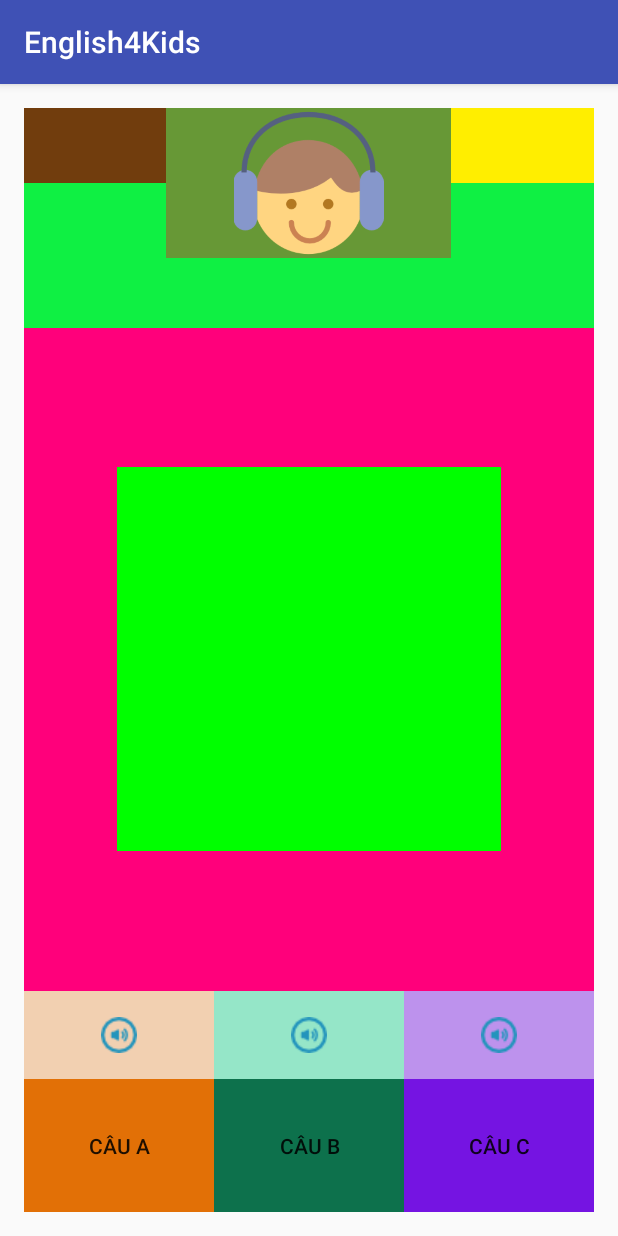
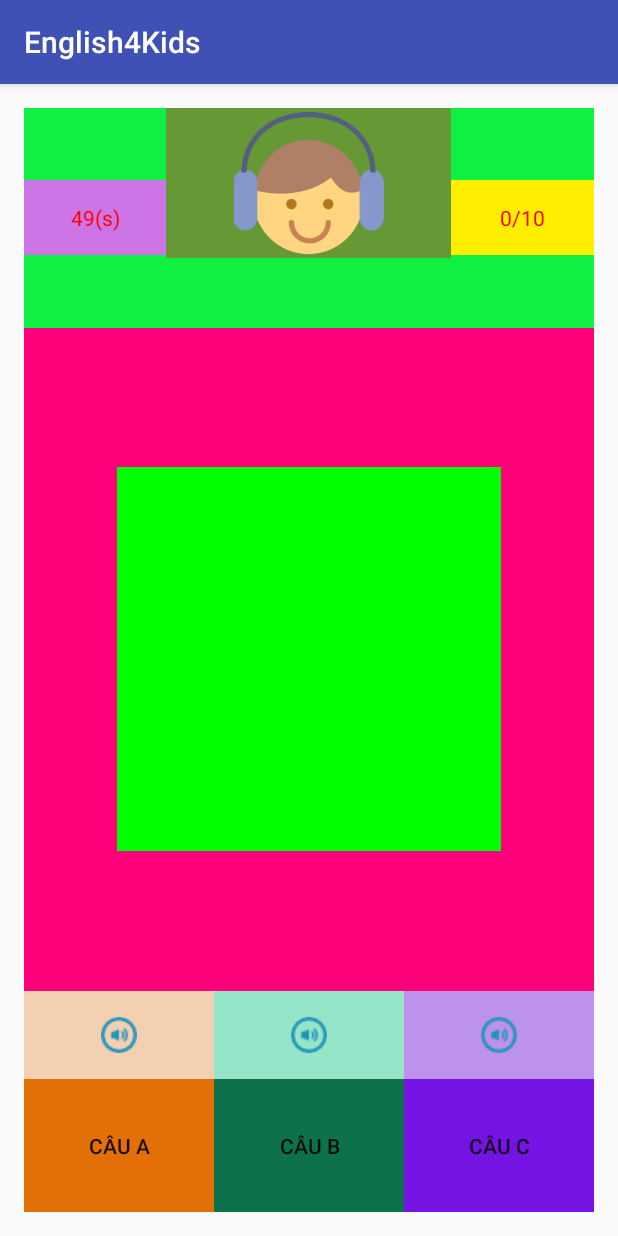
Before and after one commit to tranquocthao/Englsih4Kids, an Android app: the ContentListen screen opened directly, with no data from a screen before it, on a phone screen of 412 x 824 dp. Run offline under Robolectric (Android 15) with nearby library versions, the phone set to English and light mode, and no system bars; our stand-ins replace Firebase (no records; nobody signed in at launch, a user with empty details on screens opened directly), Picasso; 4 statements that could not run were skipped.

Commit message:
update code 3

```diff
--- a/app/src/main/java/edu/uit/quocthao/english4kids/features/check/ContentListen.java
+++ b/app/src/main/java/edu/uit/quocthao/english4kids/features/check/ContentListen.java
@@ -1,39 +1,53 @@
 package edu.uit.quocthao.english4kids.features.check;
 
-import android.support.v4.view.ViewPager;
+import android.content.DialogInterface;
+import android.media.AudioManager;
+import android.media.MediaPlayer;
+import android.os.CountDownTimer;
+import android.support.v7.app.AlertDialog;
 import android.support.v7.app.AppCompatActivity;
 import android.os.Bundle;
+import android.view.View;
 import android.widget.Button;
 import android.widget.ImageButton;
 import android.widget.ImageView;
+import android.widget.TextView;
+import android.widget.Toast;
 
 import com.google.firebase.database.DataSnapshot;
 import com.google.firebase.database.DatabaseError;
 import com.google.firebase.database.DatabaseReference;
 import com.google.firebase.database.FirebaseDatabase;
 import com.google.firebase.database.ValueEventListener;
+import com.squareup.picasso.Picasso;
 
+import java.io.IOException;
 import java.util.ArrayList;
+import java.util.Random;
 
+import edu.uit.quocthao.english4kids.MainActivity;
 import edu.uit.quocthao.english4kids.R;
-import edu.uit.quocthao.english4kids.features.study.ContentAdapter;
 import edu.uit.quocthao.english4kids.object.ObjTopic;
 
 public class ContentListen extends AppCompatActivity {
 
     private ImageView ivPicture;
 
-    private ImageButton ibAudioa;
+    private ImageButton ibAudioFirst;
 
-    private ImageButton ibAudiob;
+    private ImageButton ibAudioSecond;
 
-    private ImageButton ibAudioc;
+    private ImageButton ibAudioThird;
 
-    private Button btnAnswera;
+    private Button btnAnswerFirst;
 
-    private Button btnAnswerb;
+    private Button btnAnswerSecond;
 
-    private Button btnAnswerc;
+    private Button btnAnswerThird;
+
+    private TextView tvAnswer;
+
+    private TextView tvTime;
 
     private FirebaseDatabase fdEnglish = FirebaseDatabase.getInstance();
 
@@ -41,9 +55,25 @@ public class ContentListen extends AppCompatActivity {
 
     private ObjTopic objGame;
 
-    private ArrayList<ObjTopic> listGames;
+    private ArrayList<ObjTopic> listGames = new ArrayList<>();
 
     private int lengthGames;
+
+    private String[] arrTopic = {"animal", "sport", "job"};
+
+    private int postionCorrect;
+
+    private MediaPlayer mediaContent;
+
+    private String answerCorrect;
+
+    private int sumCorrect = 0;
+
+    private int tempCorect = 0;
+
+    private int sumAnswer = 0;
+
+    private CountDownTimer count;
 
     @Override
     protected void onCreate(Bundle savedInstanceState) {
@@ -53,52 +83,209 @@ public class ContentListen extends AppCompatActivity {
         //Ánh xạ giá trị.
         initContent();
 
+        //Đếm ngược thời gian.
+        count = new CountDownTimer(50000, 1000) {
+            @Override
+            public void onTick(long millisUntilFinished) {
+                tvTime.setText((millisUntilFinished / 1000) + "(s)");
+            }
+
+            @Override
+            public void onFinish() {
+                sumAnswer = 0;
+                sumCorrect = tempCorect;
+                tempCorect = 0;
+                tvAnswer.setText("0/10");
+                showResult();
+            }
+        }.start();
+
+        //Load giá trị.
+        loadData();
+
+        //Đáp án chọn.
+        clickCorrect(btnAnswerFirst);
+        clickCorrect(btnAnswerSecond);
+        clickCorrect(btnAnswerThird);
 
     }
 
     private void initContent() {
         ivPicture = (ImageView) findViewById(
                 R.id.activity_features_check_content_listen_iv_picture);
-        ibAudioa = (ImageButton) findViewById(
-                R.id.activity_features_check_content_listen_ib_audio_a);
-        ibAudiob = (ImageButton) findViewById(
-                R.id.activity_features_check_content_listen_ib_audio_b);
-        ibAudioc = (ImageButton) findViewById(
-                R.id.activity_features_check_content_listen_ib_audio_c);
-        btnAnswera = (Button) findViewById(
-                R.id.activity_features_check_content_listen_btn_answer_a);
-        btnAnswerb = (Button) findViewById(
-                R.id.activity_features_check_content_listen_btn_answer_b);
-        btnAnswerc = (Button) findViewById(
-                R.id.activity_features_check_content_listen_btn_answer_c);
+        ibAudioFirst = (ImageButton) findViewById(
+                R.id.activity_features_check_content_listen_ib_audio_first);
+        ibAudioSecond = (ImageButton) findViewById(
+                R.id.activity_features_check_content_listen_ib_audio_second);
+        ibAudioThird = (ImageButton) findViewById(
+                R.id.activity_features_check_content_listen_ib_audio_third);
+        btnAnswerFirst = (Button) findViewById(
+                R.id.activity_features_check_content_listen_btn_answer_first);
+        btnAnswerSecond = (Button) findViewById(
+                R.id.activity_features_check_content_listen_btn_answer_second);
+        btnAnswerThird = (Button) findViewById(
+                R.id.activity_features_check_content_listen_btn_answer_third);
+        tvAnswer = (TextView) findViewById(
+                R.id.activity_features_check_content_listen_tv_answer);
+        tvTime = (TextView) findViewById(
+                R.id.activity_features_check_content_listen_tv_time);
+
     }
 
     private void loadData() {
-
         //Lấy mảng animal cho vào listGame
-        drEnglish.child("study").child("animals").addValueEventListener(new ValueEventListener() {
+        drEnglish.child("study").addValueEventListener(new ValueEventListener() {
             @Override
             public void onDataChange(DataSnapshot dataSnapshot) {
-                lengthGames = Integer.parseInt(dataSnapshot.child("length").getValue().toString());
 
-                for (int i = 0; i < lengthGames; i++) {
-                    objGame = new ObjTopic();
-                    objGame.setUrlAudio(dataSnapshot.child("animal" + i)
-                            .child("audio").getValue().toString());
-                    objGame.setUrlPicture(dataSnapshot.child("animal" + i)
-                            .child("picture").getValue().toString());
-                    objGame.setEnWord(dataSnapshot.child("animal" + i)
-                            .child("word").getValue().toString());
+                //Lấy giá trị trong animals, sports, jobs
+                for (int i = 0; i < arrTopic.length; i++) {
+                    lengthGames = Integer.parseInt(dataSnapshot
+                            .child(arrTopic[i] + "s").child("length").getValue().toString());
 
-                    listGames.add(objGame);
+                    for (int j = 0; j < lengthGames; j++) {
+                        objGame = new ObjTopic();
+                        objGame.setUrlAudio(dataSnapshot.child(arrTopic[i] + "s")
+                                .child(arrTopic[i] + j).child("audio").getValue().toString());
+                        objGame.setUrlPicture(dataSnapshot.child(arrTopic[i] + "s")
+                                .child(arrTopic[i] + j).child("picture").getValue().toString());
+                        objGame.setEnWord(dataSnapshot.child(arrTopic[i] + "s")
+                                .child(arrTopic[i] + j).child("word").getValue().toString());
+
+                        listGames.add(objGame);
+                    }
                 }
+                loadQuestion();
             }
 
             @Override
             public void onCancelled(DatabaseError databaseError) {
-
             }
         });
+    }
+
+    private void loadQuestion() {
+
+        Random r = new Random();
+        int mPicure = r.nextInt(listGames.size()); //Load ảnh.
+        postionCorrect = r.nextInt(3); //Vị trí câu trả lời đúng.
+        int mFirst, mSecond; //Load thêm 2 audio khác.
+
+        do {
+            mFirst = r.nextInt(listGames.size()); //Load audio thứ 1.
+        } while (mFirst == mPicure);
+
+        do {
+            mSecond = r.nextInt(listGames.size()); //Load audio thứ 1.
+        } while ((mSecond == mPicure) || (mSecond == mFirst));
+
+        Picasso.with(ContentListen.this)
+                .load(listGames.get(mPicure).getUrlPicture())
+                .into(ivPicture);
+
+        switch (postionCorrect) {
+            case 0:
+                answerCorrect = "Câu A";
+                mediaPlay(ibAudioFirst, mPicure);
+                mediaPlay(ibAudioSecond, mFirst);
+                mediaPlay(ibAudioThird, mSecond);
+                break;
+            case 1:
+                answerCorrect = "Câu B";
+                mediaPlay(ibAudioFirst, mFirst);
+                mediaPlay(ibAudioSecond, mPicure);
+                mediaPlay(ibAudioThird, mSecond);
+                break;
+            case 2:
+                answerCorrect = "Câu C";
+                mediaPlay(ibAudioFirst, mFirst);
+                mediaPlay(ibAudioSecond, mSecond);
+                mediaPlay(ibAudioThird, mPicure);
+                break;
+        }
+
+    }
+
+    private void mediaPlay(ImageButton ibClick, final int k) {
+        ibClick.setOnClickListener(new View.OnClickListener() {
+            @Override
+            public void onClick(View v) {
+                mediaContent = new MediaPlayer();
+                mediaContent.setAudioStreamType(AudioManager.STREAM_MUSIC);
+                try {
+                    mediaContent.setDataSource(listGames.get(k).getUrlAudio());
+                } catch (IOException e) {
+                    e.printStackTrace();
+                }
+                mediaContent.prepareAsync();
+                mediaContent.setOnPreparedListener(new MediaPlayer.OnPreparedListener() {
+                    @Override
+                    public void onPrepared(MediaPlayer mp3) {
+                        mp3.start();
+                    }
+                });
+            }
+        });
+    }
+
+    private void clickCorrect(final Button btnClick) {
+        btnClick.setOnClickListener(new View.OnClickListener() {
+            @Override
+            public void onClick(View v) {
+                sumAnswer++;
+                if (btnClick.getText().toString().equals(answerCorrect)) {
+                    tempCorect++;
+                    Toast.makeText(ContentListen.this, " Correct! ", Toast.LENGTH_LONG).show();
+                } else {
+                    Toast.makeText(ContentListen.this, "InCorrect! ", Toast.LENGTH_LONG).show();
+                }
+
+                tvAnswer.setText(sumAnswer + "/10");
+                if (sumAnswer == 10) {
+                    sumAnswer = 0;
+                    sumCorrect = tempCorect;
+                    tempCorect = 0;
+                    tvAnswer.setText("0/10");
+                    showResult();
+                }
+                loadQuestion();
+            }
+        });
+    }
+
+    private void showResult() {
+        count.cancel();
+        AlertDialog.Builder alertDialog = new AlertDialog.Builder(ContentListen.this);
+        alertDialog.setTitle("Kết quả");
+        alertDialog.setMessage("Bạn trả lời đúng: " + sumCorrect + "/10");
+        alertDialog.setIcon(R.drawable.ic_result);
+        alertDialog.setNegativeButton("Làm lại",
+                new DialogInterface.OnClickListener() {
+                    public void onClick(DialogInterface dialog, int which) {
+                        count = new CountDownTimer(50000, 1000) {
+                            @Override
+                            public void onTick(long millisUntilFinished) {
+                                tvTime.setText((millisUntilFinished / 1000) + "(s)");
+                            }
+
+                            @Override
+                            public void onFinish() {
+                                sumAnswer = 0;
+                                sumCorrect = tempCorect;
+                                tempCorect = 0;
+                                tvAnswer.setText("0/10");
+                                showResult();
+                            }
+                        }.start();
+                        dialog.cancel();
+                    }
+                });
+        alertDialog.setPositiveButton("Kết thúc",
+                new DialogInterface.OnClickListener() {
+                    public void onClick(DialogInterface dialog, int which) {
+                        finish();
+                    }
+                }).show();
 
     }
 }
--- a/app/src/main/res/layout/activity_features_check_content_listen.xml
+++ b/app/src/main/res/layout/activity_features_check_content_listen.xml
@@ -16,10 +16,15 @@
         android:layout_weight="1">
 
         <TextView
+            android:layout_gravity="center"
+            android:gravity="center"
             android:layout_width="0dp"
             android:layout_height="50dp"
-            android:background="#713d0d"
-            android:layout_weight="1" />
+            android:background="#cd74e6"
+            android:textColor="#f00"
+            android:layout_weight="1"
+            android:id="@+id/activity_features_check_content_listen_tv_time"
+            android:text="50(s)"/>
 
         <LinearLayout
             android:layout_width="0dp"
@@ -35,10 +40,15 @@
         </LinearLayout>
 
         <TextView
+            android:layout_gravity="center"
+            android:gravity="center"
+            android:id="@+id/activity_features_check_content_listen_tv_answer"
             android:layout_width="0dp"
             android:layout_height="50dp"
             android:background="#ffee00"
-            android:layout_weight="1"/>
+            android:textColor="#f00"
+            android:layout_weight="1"
+            android:text="0/10"/>
 
     </LinearLayout>
 
@@ -54,7 +64,8 @@
             android:layout_width="256dp"
             android:layout_height="256dp"
             android:background="#0f0"
-            android:padding="10dp"/>
+            android:padding="10dp"
+            android:scaleType="fitXY"/>
 
     </LinearLayout>
 
@@ -66,7 +77,7 @@
         android:layout_weight="0.4">
 
         <ImageButton
-            android:id="@+id/activity_features_check_content_listen_ib_audio_a"
+            android:id="@+id/activity_features_check_content_listen_ib_audio_first"
             android:layout_width="0dp"
             android:layout_height="match_parent"
             android:background="#f2d0b1"
@@ -74,7 +85,7 @@
             android:layout_weight="1"/>
 
         <ImageButton
-            android:id="@+id/activity_features_check_content_listen_ib_audio_b"
+            android:id="@+id/activity_features_check_content_listen_ib_audio_second"
             android:layout_width="0dp"
             android:layout_height="match_parent"
             android:background="#95e6c8"
@@ -82,7 +93,7 @@
             android:layout_weight="1"/>
 
         <ImageButton
-            android:id="@+id/activity_features_check_content_listen_ib_audio_c"
+            android:id="@+id/activity_features_check_content_listen_ib_audio_third"
             android:layout_width="0dp"
             android:layout_height="match_parent"
             android:background="#bd92ed"
@@ -99,7 +110,7 @@
         android:layout_weight="0.6">
 
         <Button
-            android:id="@+id/activity_features_check_content_listen_btn_answer_a"
+            android:id="@+id/activity_features_check_content_listen_btn_answer_first"
             android:text="Câu A"
             android:layout_width="0dp"
             android:layout_height="match_parent"
@@ -107,7 +118,7 @@
             android:layout_weight="1"/>
 
         <Button
-            android:id="@+id/activity_features_check_content_listen_btn_answer_b"
+            android:id="@+id/activity_features_check_content_listen_btn_answer_second"
             android:text="Câu B"
             android:layout_width="0dp"
             android:layout_height="match_parent"
@@ -115,7 +126,7 @@
             android:layout_weight="1"/>
 
         <Button
-            android:id="@+id/activity_features_check_content_listen_btn_answer_c"
+            android:id="@+id/activity_features_check_content_listen_btn_answer_third"
             android:text="Câu C"
             android:layout_width="0dp"
             android:layout_height="match_parent"
--- a/app/src/main/res/layout/adapter_features.xml
+++ b/app/src/main/res/layout/adapter_features.xml
@@ -30,5 +30,4 @@
         android:layout_toEndOf="@+id/adapter_features_iv_feature"
         android:layout_marginBottom="5dp" />
 
-
 </RelativeLayout>
```
Also changed, not shown: app/src/main/res/drawable/ic_result.png (added).
